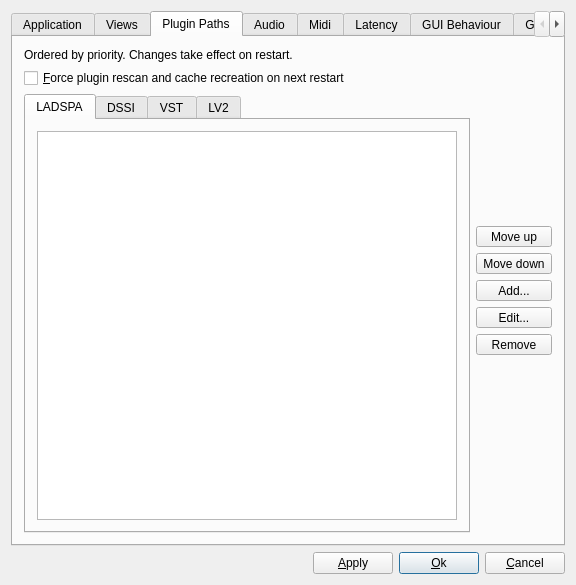
emrum/muse, file muse3/muse/components/gensetbase.ui: the form before one commit.
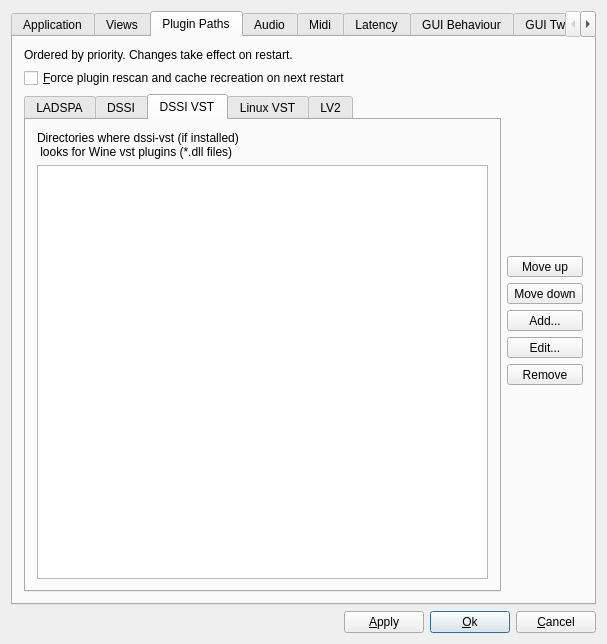
The form after the commit. The open tabs and pages were chosen to show the change.

Commit message: Partial revert 16.02.2020. dssi-vst works. Extra path tab required.

Diff of the .ui file:
```diff
--- a/muse3/muse/components/gensetbase.ui
+++ b/muse3/muse/components/gensetbase.ui
@@ -6,8 +6,8 @@
    <rect>
     <x>0</x>
     <y>0</y>
-    <width>576</width>
-    <height>585</height>
+    <width>607</width>
+    <height>644</height>
    </rect>
   </property>
   <property name="windowTitle">
@@ -746,9 +746,34 @@
                </item>
               </layout>
              </widget>
+             <widget class="QWidget" name="pluginVstPathTab">
+              <attribute name="title">
+               <string>DSSI VST</string>
+              </attribute>
+              <layout class="QVBoxLayout" name="verticalLayout_14">
+               <item>
+                <widget class="QLabel" name="label_3">
+                 <property name="text">
+                  <string>Directories where dssi-vst (if installed)
+ looks for Wine vst plugins (*.dll files)</string>
+                 </property>
+                </widget>
+               </item>
+               <item>
+                <widget class="QListWidget" name="pluginVstPathList">
+                 <property name="alternatingRowColors">
+                  <bool>true</bool>
+                 </property>
+                 <property name="selectionMode">
+                  <enum>QAbstractItemView::ExtendedSelection</enum>
+                 </property>
+                </widget>
+               </item>
+              </layout>
+             </widget>
              <widget class="QWidget" name="pluginLinuxVstPathTab">
               <attribute name="title">
-               <string>VST</string>
+               <string>Linux VST</string>
               </attribute>
               <layout class="QVBoxLayout" name="verticalLayout_11">
                <item>
```
Left out of the diff: 19 changed lines with no effect on the pictures. The commit also changes 6 other files.
